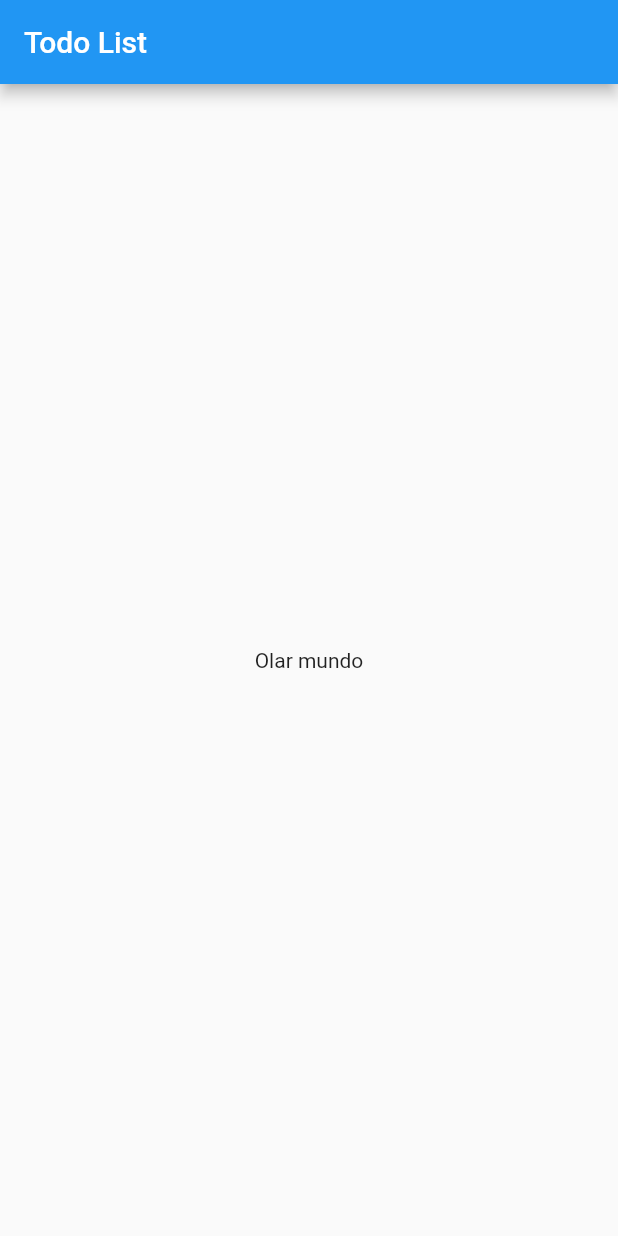
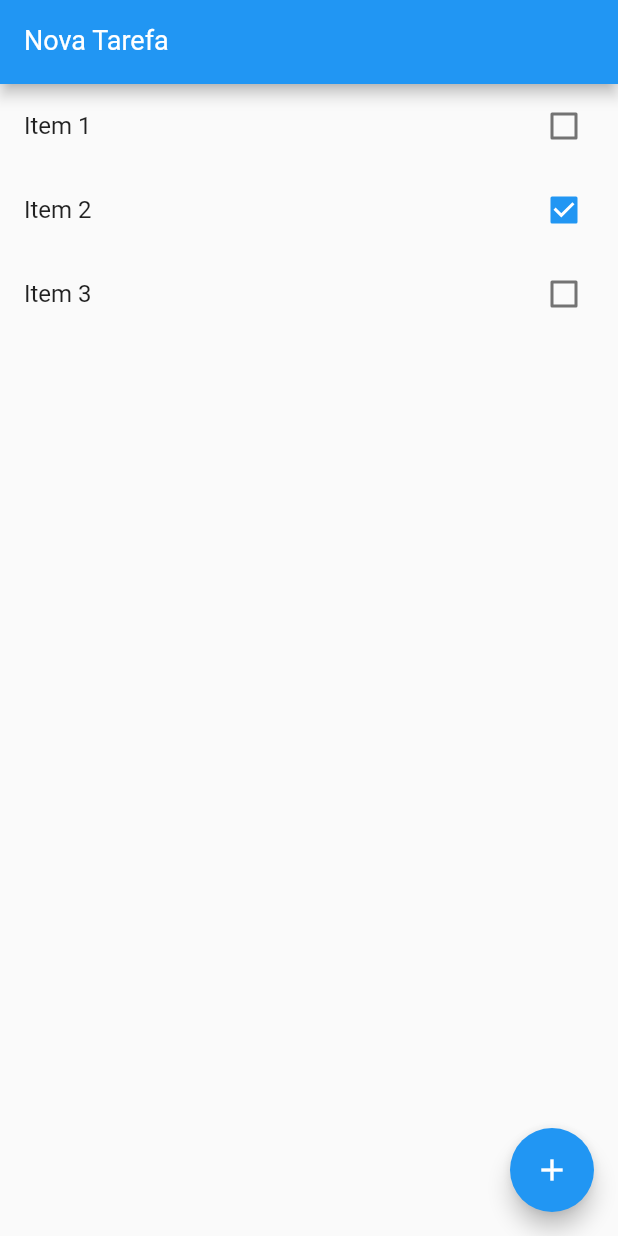
Before and after one commit to mayermatheus/todo-list-flutter, a Flutter app: the screen it shows after launch, on a phone screen of 412 x 824 dp. Run offline on Flutter 3.47's test engine with Material 2 defaults, Android fonts, the phone set to English and light mode, and no system bars.

Commit message:
Adicionando features de adicao e remocao do item

```diff
--- a/lib/main.dart
+++ b/lib/main.dart
@@ -1,4 +1,5 @@
 import 'package:flutter/material.dart';
+import 'models/item.dart';
 
 void main() {
   runApp(App());
@@ -19,17 +20,93 @@ class App extends StatelessWidget {
   }
 }
 
-class HomePage extends StatelessWidget {
+class HomePage extends StatefulWidget {
+  var items = new List<Item>();
+
+  HomePage() {
+    items = [
+      Item(title: "Item 1", done: false),
+      Item(title: "Item 2", done: true),
+      Item(title: "Item 3", done: false)
+    ];
+  }
+
+  @override
+  _HomePageState createState() => _HomePageState();
+}
+
+class _HomePageState extends State<HomePage> {
+  var newTaskController = TextEditingController();
+
+  void add() {
+    setState(() {
+      if (newTaskController.text.isNotEmpty) {
+        widget.items.add(
+          Item(
+            title: newTaskController.text,
+            done: false,
+          ),
+        );
+      }
+
+      newTaskController.clear();
+    });
+  }
+
+  void remove(int index) {
+    setState(() {
+      widget.items.removeAt(index);
+    });
+  }
+
   @override
   Widget build(BuildContext context) {
     return Scaffold(
       appBar: AppBar(
-        title: Text('Todo List'),
+        title: TextFormField(
+          controller: newTaskController,
+          keyboardType: TextInputType.text,
+          style: TextStyle(
+            color: Colors.white,
+            fontSize: 18,
+          ),
+          decoration: InputDecoration(
+            labelText: 'Nova Tarefa',
+            labelStyle: TextStyle(
+              color: Colors.white,
+            ),
+          ),
+        ),
       ),
-      body: Container(
-        child: Center(
-          child: Text('Olar mundo'),
-        ),
+      body: ListView.builder(
+        itemCount: widget.items.length,
+        itemBuilder: (BuildContext context, int index) {
+          final item = widget.items[index];
+
+          return Dismissible(
+            child: CheckboxListTile(
+              title: Text(item.title),
+              value: item.done,
+              onChanged: (bool value) {
+                setState(() {
+                  item.done = value;
+                });
+              },
+            ),
+            key: Key(item.title),
+            background: Container(
+              color: Colors.red.withOpacity(0.2),
+            ),
+            onDismissed: (direction) {
+              remove(index);
+            },
+          );
+        },
+      ),
+      floatingActionButton: FloatingActionButton(
+        onPressed: add,
+        child: Icon(Icons.add),
+        backgroundColor: Colors.blue,
       ),
     );
   }
```
